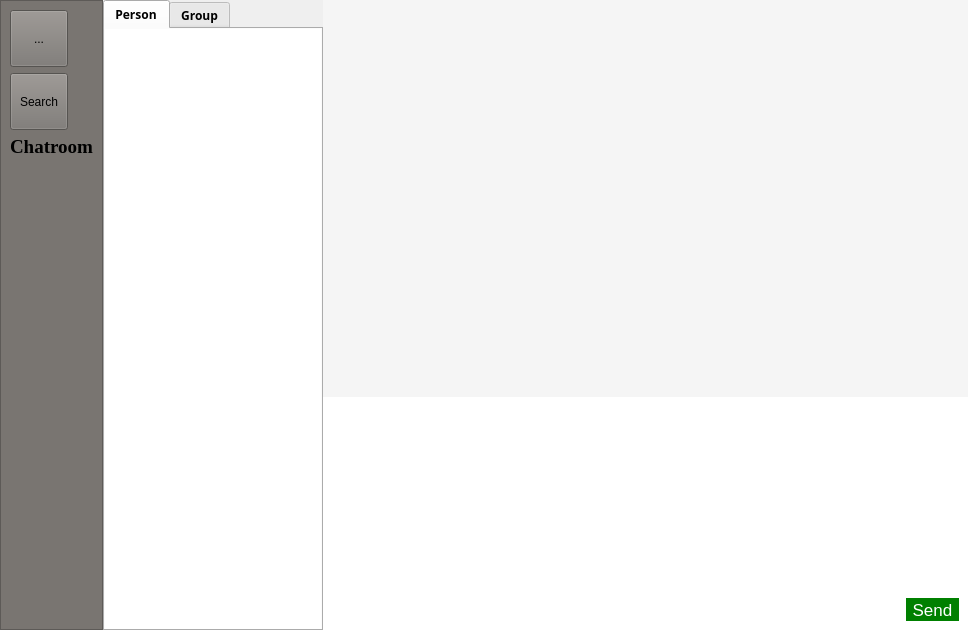
Above: ClientGUI/maindialoginterface.ui from saxonsa/chatroom before the change. Below: the same form after it.
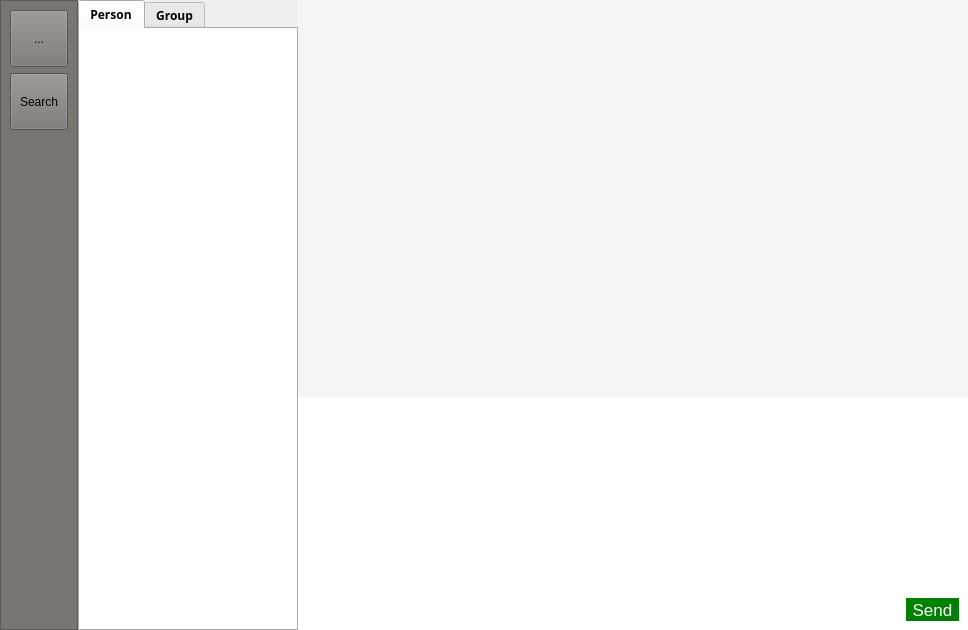
That is the form after the change. Icons and pictures are not drawn.

```diff
--- a/ClientGUI/maindialoginterface.ui
+++ b/ClientGUI/maindialoginterface.ui
@@ -74,7 +74,30 @@
        <enum>QFrame::Raised</enum>
       </property>
       <layout class="QFormLayout" name="formLayout">
-       <item row="5" column="0">
+       <item row="0" column="0">
+        <widget class="QToolButton" name="Logo">
+         <property name="styleSheet">
+          <string notr="true">width:50px;height:50px;</string>
+         </property>
+         <property name="text">
+          <string>...</string>
+         </property>
+        </widget>
+       </item>
+       <item row="1" column="0">
+        <widget class="QToolButton" name="History">
+         <property name="layoutDirection">
+          <enum>Qt::LeftToRight</enum>
+         </property>
+         <property name="styleSheet">
+          <string notr="true">width:50px;height:50px;</string>
+         </property>
+         <property name="text">
+          <string>Search</string>
+         </property>
+        </widget>
+       </item>
+       <item row="4" column="0">
         <spacer name="verticalSpacer">
          <property name="orientation">
           <enum>Qt::Vertical</enum>
@@ -87,144 +110,6 @@
          </property>
         </spacer>
        </item>
-       <item row="4" column="0">
-        <widget class="QLabel" name="label">
-         <property name="palette">
-          <palette>
-           <active>
-            <colorrole role="Button">
-             <brush brushstyle="SolidPattern">
-              <color alpha="255">
-               <red>121</red>
-               <green>117</green>
-               <blue>113</blue>
-              </color>
-             </brush>
-            </colorrole>
-            <colorrole role="Base">
-             <brush brushstyle="SolidPattern">
-              <color alpha="255">
-               <red>121</red>
-               <green>117</green>
-               <blue>113</blue>
-              </color>
-             </brush>
-            </colorrole>
-            <colorrole role="Window">
-             <brush brushstyle="SolidPattern">
-              <color alpha="255">
-               <red>121</red>
-               <green>117</green>
-               <blue>113</blue>
-              </color>
-             </brush>
-            </colorrole>
-           </active>
-           <inactive>
-            <colorrole role="Button">
-             <brush brushstyle="SolidPattern">
-              <color alpha="255">
-               <red>121</red>
-               <green>117</green>
-               <blue>113</blue>
-              </color>
-             </brush>
-            </colorrole>
-            <colorrole role="Base">
-             <brush brushstyle="SolidPattern">
-              <color alpha="255">
-               <red>121</red>
-               <green>117</green>
-               <blue>113</blue>
-              </color>
-             </brush>
-            </colorrole>
-            <colorrole role="Window">
-             <brush brushstyle="SolidPattern">
-              <color alpha="255">
-               <red>121</red>
-               <green>117</green>
-               <blue>113</blue>
-              </color>
-             </brush>
-            </colorrole>
-           </inactive>
-           <disabled>
-            <colorrole role="Button">
-             <brush brushstyle="SolidPattern">
-              <color alpha="255">
-               <red>121</red>
-               <green>117</green>
-               <blue>113</blue>
-              </color>
-             </brush>
-            </colorrole>
-            <colorrole role="Base">
-             <brush brushstyle="SolidPattern">
-              <color alpha="255">
-               <red>121</red>
-               <green>117</green>
-               <blue>113</blue>
-              </color>
-             </brush>
-            </colorrole>
-            <colorrole role="Window">
-             <brush brushstyle="SolidPattern">
-              <color alpha="255">
-               <red>121</red>
-               <green>117</green>
-               <blue>113</blue>
-              </color>
-             </brush>
-            </colorrole>
-           </disabled>
-          </palette>
-         </property>
-         <property name="font">
-          <font>
-           <family>Times New Roman</family>
-           <pointsize>14</pointsize>
-           <weight>75</weight>
-           <bold>true</bold>
-          </font>
-         </property>
-         <property name="text">
-          <string>Chatroom</string>
-         </property>
-         <property name="scaledContents">
-          <bool>true</bool>
-         </property>
-         <property name="alignment">
-          <set>Qt::AlignCenter</set>
-         </property>
-         <property name="indent">
-          <number>0</number>
-         </property>
-        </widget>
-       </item>
-       <item row="1" column="0">
-        <widget class="QToolButton" name="History">
-         <property name="layoutDirection">
-          <enum>Qt::LeftToRight</enum>
-         </property>
-         <property name="styleSheet">
-          <string notr="true">width:50px;height:50px;</string>
-         </property>
-         <property name="text">
-          <string>Search</string>
-         </property>
-        </widget>
-       </item>
-       <item row="0" column="0">
-        <widget class="QToolButton" name="Logo">
-         <property name="styleSheet">
-          <string notr="true">width:50px;height:50px;</string>
-         </property>
-         <property name="text">
-          <string>...</string>
-         </property>
-        </widget>
-       </item>
       </layout>
      </widget>
     </item>
```
Left out of the diff: 8 changed lines with no effect on the pictures.
